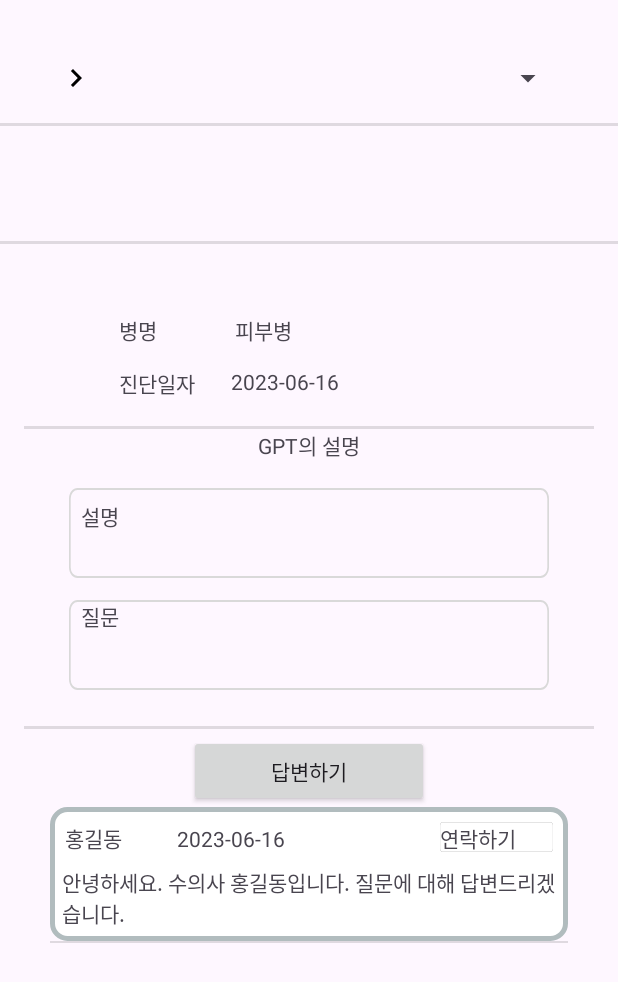
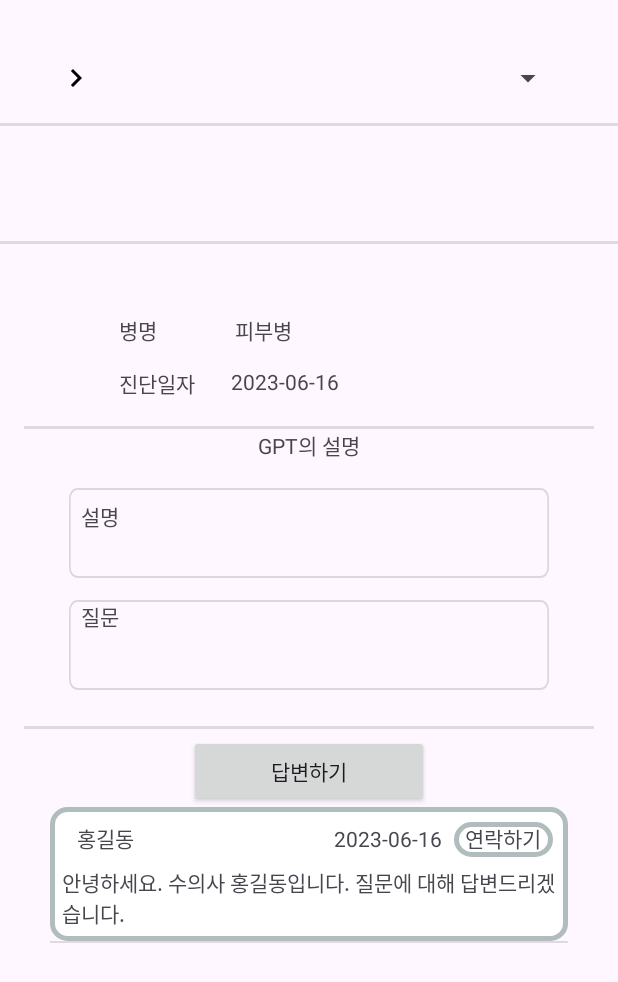
Before and after one commit to kimlohen/KT-AIVLE-BigProject-Android, an Android app: the ArticleFragment screen opened directly, with no data from a screen before it, on a phone screen of 412 x 824 dp. Shown: the top 982 px of the screen. Run offline under Robolectric (Android 15) with nearby library versions, the phone set to English and light mode, and no system bars.

Commit message:
chore: change answer layout design

```diff
--- a/app/src/main/res/layout/itemlist_ans.xml
+++ b/app/src/main/res/layout/itemlist_ans.xml
@@ -12,32 +12,39 @@
 
         <TextView
             android:id="@+id/ansName"
-            android:layout_width="0dp"
+            android:layout_width="wrap_content"
             android:layout_height="wrap_content"
             android:layout_marginLeft="10dp"
             android:layout_marginTop="10dp"
             android:layout_weight="1"
-            android:text="홍길동" />
+            android:ems="8"
+            android:paddingLeft="8dp"
+            android:text="홍길동"
+            android:textAlignment="viewStart" />
 
         <TextView
             android:id="@+id/ansDate"
-            android:layout_width="0dp"
+            android:layout_width="80dp"
             android:layout_height="wrap_content"
             android:layout_marginTop="10dp"
-            android:layout_marginRight="20dp"
             android:layout_weight="1"
-            android:text="2023-06-16" />
+            android:paddingRight="8dp"
+            android:text="2023-06-16"
+            android:textAlignment="textEnd" />
 
         <TextView
             android:id="@+id/talBtn"
-            android:layout_width="0dp"
-            android:layout_height="20dp"
-            android:layout_marginLeft="80dp"
+            android:layout_width="40dp"
+            android:layout_height="23dp"
             android:layout_marginTop="10dp"
             android:layout_marginRight="10dp"
             android:layout_weight="1"
-            android:background="@drawable/edittext"
-            android:text="연락하기" />
+            android:background="@drawable/round_border"
+            android:text="연락하기"
+            android:textAlignment="center"
+            android:clickable="true"
+            android:focusable="auto"
+            android:foreground="?android:attr/selectableItemBackground" />
 
     </LinearLayout>
 
```
